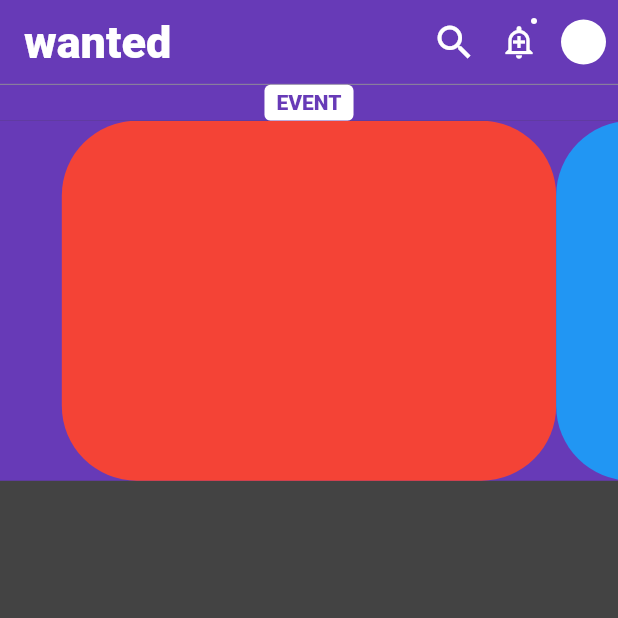
After one commit to johyunchol/flutter_ui_sample, a Flutter app: the WantedHome screen opened directly, on a phone screen of 412 x 824 dp, the top half of it. The commit adds this screen. Run offline on Flutter 3.47's test engine with Material 2 defaults, Android fonts, the phone set to English and light mode, and no system bars; our stand-ins replace flutter_svg, fluttertoast, get, smooth_page_indicator.

Commit message:
메인화면 구현 중

```diff
--- a/lib/main.dart
+++ b/lib/main.dart
@@ -4,6 +4,7 @@ import 'package:sample/src/baemin/baemin_home.dart';
 import 'package:sample/src/carrot/carrot_home.dart';
 import 'package:sample/src/kakaotalk/chat_room_list.dart';
 import 'package:sample/src/toss/toss_remittance.dart';
+import 'package:sample/src/wanted/wanted_home.dart';
 import 'package:sample/src/wavve/wavve_home.dart';
 
 void main() {
@@ -64,6 +65,10 @@ class _AppState extends State<App> {
     {
       'title': 'Toss 송금 UI',
       'func': () => Get.to(const TossRemittance()),
+    },
+    {
+      'title': 'Wanted Home UI',
+      'func': () => Get.to(const WantedHome()),
     }
   ];
 
@@ -93,17 +98,7 @@ class _AppState extends State<App> {
           );
         },
         itemCount: list.length,
-        )
-        /*body: Column(
-        children: [
-          ElevatedButton(
-              onPressed: () {
-                Navigator.of(context).push(MaterialPageRoute(
-                    builder: (context) => const ChatRoomList()));
-              },
-              child: Text('카톡채팅방 UI'))
-        ],
-      ),*/
+      ),
     );
   }
 }
--- /dev/null
+++ b/lib/src/wanted/wanted_home.dart
@@ -0,0 +1,91 @@
+import 'package:flutter/material.dart';
+
+class WantedHome extends StatefulWidget {
+  const WantedHome({Key? key}) : super(key: key);
+
+  @override
+  State<WantedHome> createState() => _WantedHomeState();
+}
+
+class _WantedHomeState extends State<WantedHome> {
+  PageController _pageController = PageController(viewportFraction: 0.8);
+
+  Color backgroundColor = Colors.deepPurple;
+
+  @override
+  Widget build(BuildContext context) {
+    return Scaffold(
+      backgroundColor: Color(0xff434343),
+      body: SingleChildScrollView(
+        child: Column(
+          children: [
+            AppBar(
+              backgroundColor: backgroundColor,
+              shadowColor: Colors.transparent,
+              leading: SizedBox(),
+              leadingWidth: 0,
+              title: Text('wanted', style: TextStyle(color: Colors.white, fontWeight: FontWeight.w900, fontSize: 30)),
+              actions: [
+                Padding(padding: const EdgeInsets.all(8.0), child: Icon(Icons.search_outlined, size: 30,)),
+                Stack(
+                  children: [
+                    Center(child: Padding(padding: const EdgeInsets.all(8.0), child: Icon(Icons.add_alert_outlined))),
+                    Positioned(
+                        top: 12,
+                        right: 8,
+                        child: Container(
+                          width: 4,
+                          height: 4,
+                          decoration: BoxDecoration(color: Colors.white, shape: BoxShape.circle),
+                        ))
+                  ],
+                ),
+                Padding(
+                  padding: const EdgeInsets.all(8.0),
+                  child: Container(
+                    width: 30,
+                    height: 30,
+                    decoration: BoxDecoration(color: Colors.white, shape: BoxShape.circle),
+                  ),
+                )
+              ],
+            ),
+            const Divider(height: 0.5, color: Colors.grey),
+
+            Container(
+              width: double.infinity,
+              color: backgroundColor,
+              child: Column(
+                children: [
+                  Container(
+                    padding: const EdgeInsets.symmetric(horizontal: 8.0, vertical: 4.0),
+                    child: Text('EVENT', style: TextStyle(color: backgroundColor, fontWeight: FontWeight.w900),),
+                    decoration: BoxDecoration(
+                      borderRadius: BorderRadius.circular(4),
+                      color: Colors.white,
+                    ),
+                  )
+                ],
+              ),
+            ),
+            Container(
+              height: 240,
+              color: backgroundColor,
+              child: PageView(
+                controller: _pageController,
+                children: [
+                  Container(decoration: BoxDecoration(color: Colors.red, borderRadius: BorderRadius.circular(50))),
+                  Container(decoration: BoxDecoration(color: Colors.blue, borderRadius: BorderRadius.circular(50))),
+                  Container(decoration: BoxDecoration(color: Colors.green, borderRadius: BorderRadius.circular(50))),
+                  Container(decoration: BoxDecoration(color: Colors.black, borderRadius: BorderRadius.circular(50))),
+                  Container(decoration: BoxDecoration(color: Colors.orange, borderRadius: BorderRadius.circular(50))),
+                  Container(decoration: BoxDecoration(color: Colors.cyan, borderRadius: BorderRadius.circular(50))),
+                ],
+              ),
+            ),
+          ],
+        ),
+      ),
+    );
+  }
+}
```
Lines whose indentation alone changed are shown as unchanged.
